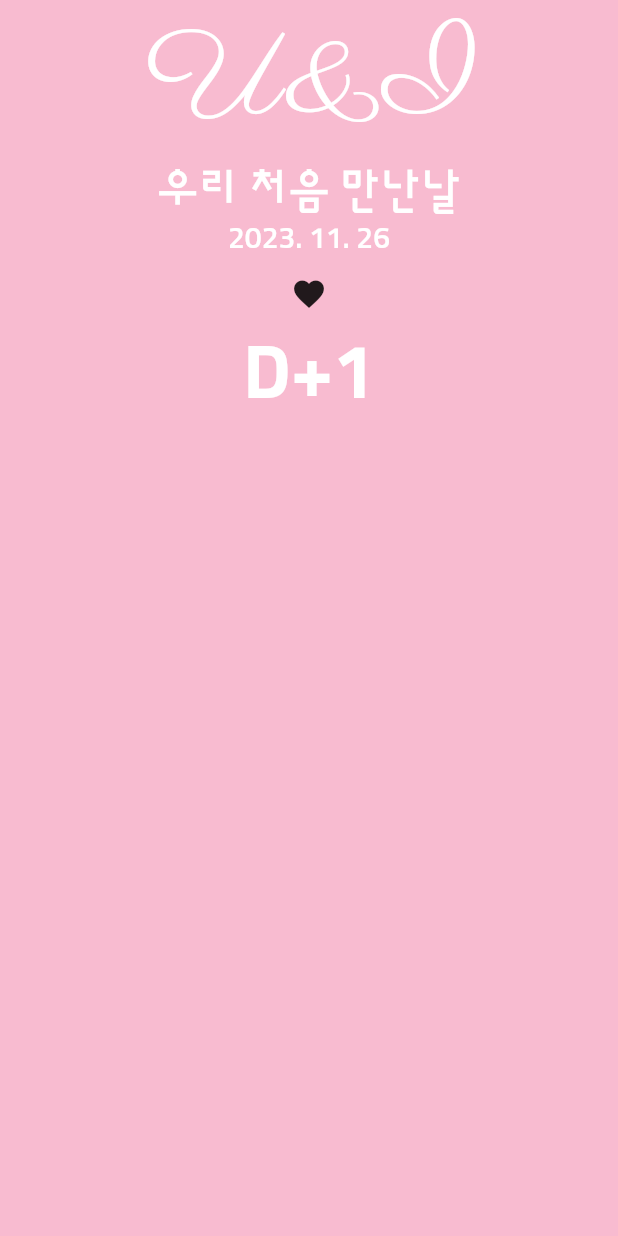
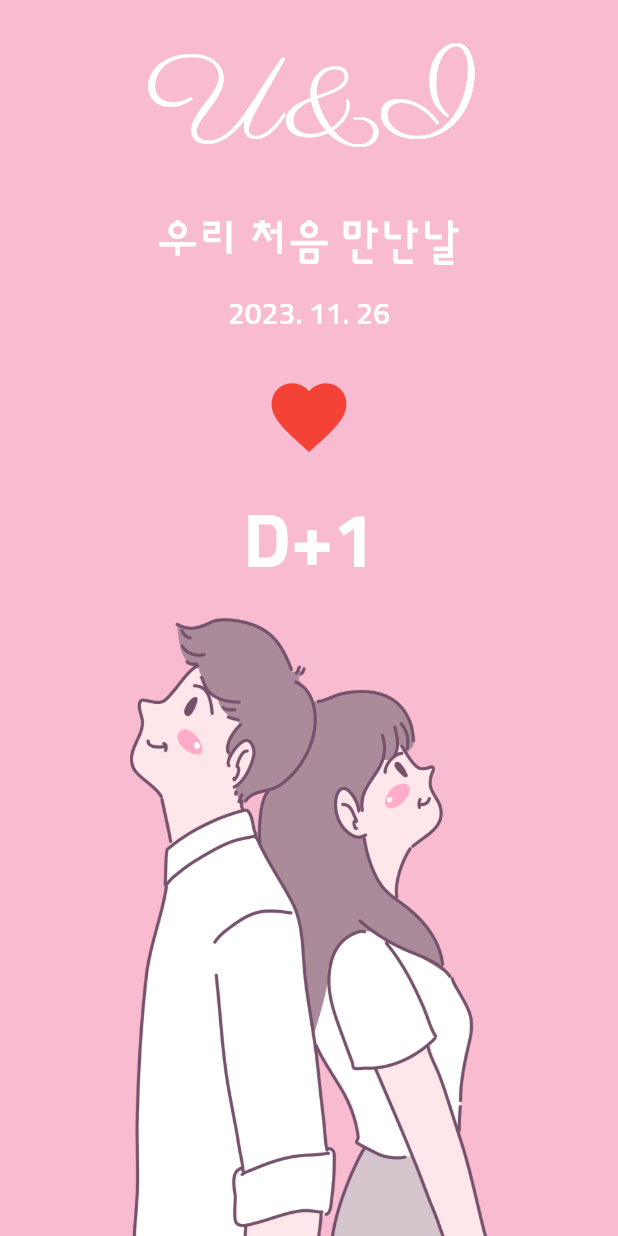
Before and after one commit to yongchulbag/youandi, a Flutter app: the screen it shows after launch, on a phone screen of 412 x 824 dp. Run offline on Flutter 3.47's test engine with Material 2 defaults, Android fonts, the phone set to English and light mode, and no system bars.

Commit message:
이제시작

```diff
--- a/lib/home_screen.dart
+++ b/lib/home_screen.dart
@@ -13,28 +13,47 @@ class _HomeScreenState extends State<HomeScreen> {
     return Scaffold(
       backgroundColor: Colors.pink[100],
       body: SafeArea(
+        bottom: false,
         child: Container(
           width: MediaQuery.of(context).size.width,
           child: Column(
             children: [
+                  Expanded(child: _TopPart()),
+                  Expanded(child:Image.asset('asset/img/middle_image.png'),),
+            ],
+          ),
+        ),
+      ),
+    );
+  }
+}
+
+class _TopPart extends StatelessWidget {
+  const _TopPart({super.key});
+
+  @override
+  Widget build(BuildContext context) {
+    return Column(
+      mainAxisAlignment: MainAxisAlignment.spaceEvenly,
+      children: [
         Text(
           'U&I',
           style: TextStyle(
-                    color: Colors.white,
-                    fontFamily: 'parisienne',
-                    fontSize: 80),
+              color: Colors.white, fontFamily: 'parisienne', fontSize: 80),
         ),
         Text('우리 처음 만난날',
             style: TextStyle(
-                      color: Colors.white,
-                      fontFamily: 'sunflower',
-                      fontSize: 30)),
+                color: Colors.white, fontFamily: 'sunflower', fontSize: 30)),
         Text('2023. 11. 26',
             style: TextStyle(
-                      color: Colors.white,
-                      fontFamily: 'sunflower',
-                      fontSize: 20)),
-              IconButton(onPressed: () {}, icon: Icon(Icons.favorite)),
+                color: Colors.white, fontFamily: 'sunflower', fontSize: 20)),
+        IconButton(
+            iconSize: 60,
+            onPressed: () {},
+            icon: Icon(
+              Icons.favorite,
+              color: Colors.red,
+            )),
         Text('D+1',
             style: TextStyle(
               color: Colors.white,
@@ -43,9 +62,6 @@ class _HomeScreenState extends State<HomeScreen> {
               fontWeight: FontWeight.w700,
             )),
       ],
-          ),
-        ),
-      ),
     );
   }
 }
```
Lines whose indentation alone changed are shown as unchanged.
